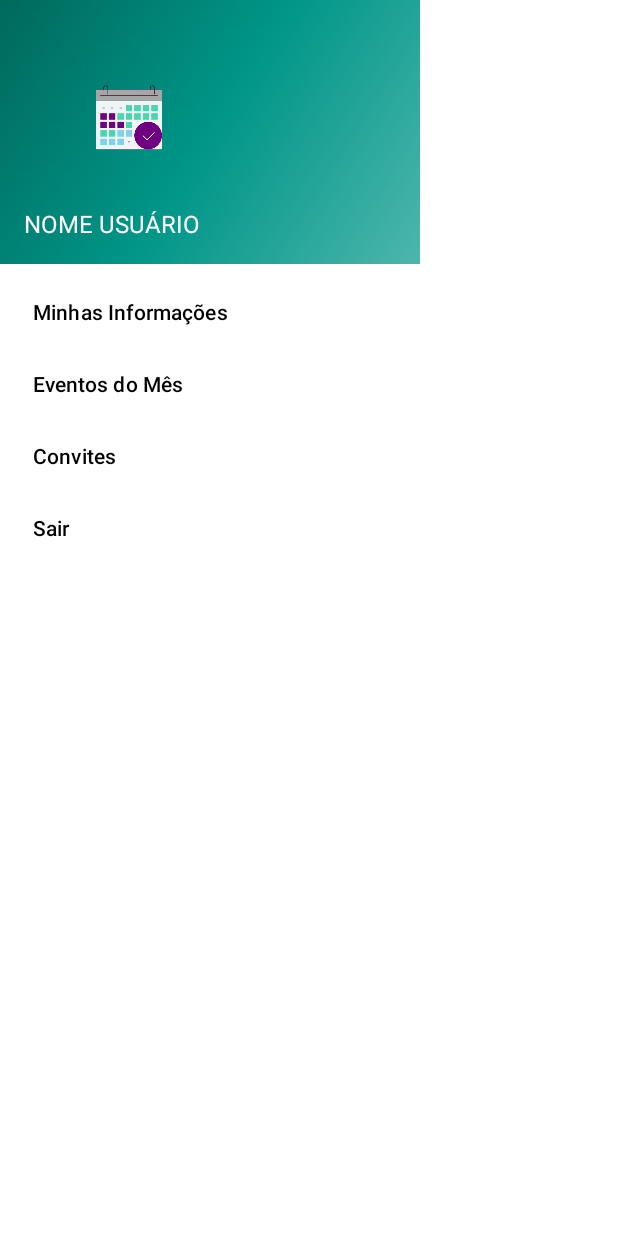
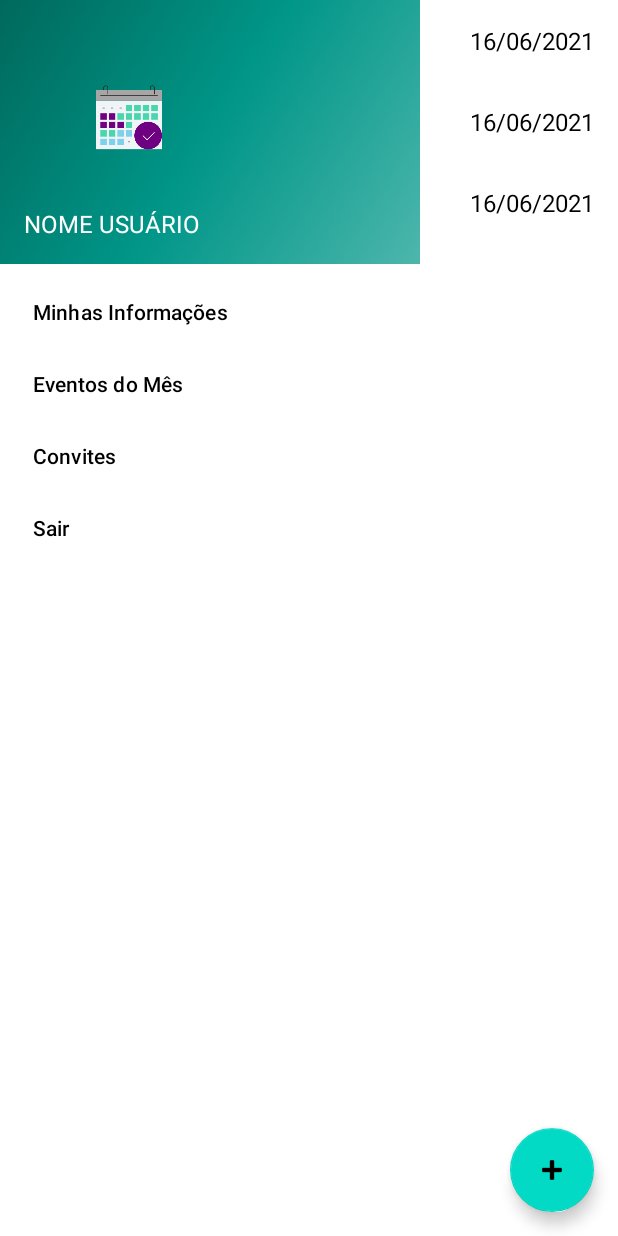
Before and after one commit to NandaPL/DigiAgenda, an Android app: the layout activity_home.xml on its own in the app's theme, with its tools: preview values and no code run, on a phone screen of 412 x 824 dp. Run offline under Robolectric (Android 15) with nearby library versions, the light colour scheme and no system bars.

Commit message:
feat: adiciona item / fix: ajuste activity home
Criação dos itens de evento para listagem e ajuste da tela principal da aplicação

```diff
--- a/DigiAgenda/app/build.gradle
+++ b/DigiAgenda/app/build.gradle
@@ -44,4 +44,10 @@ dependencies {
 
     implementation "androidx.room:room-runtime:$room_version"
     kapt "androidx.room:room-compiler:$room_version"
+
+    implementation 'androidx.navigation:navigation-fragment-ktx:2.3.5'
+    implementation 'androidx.navigation:navigation-ui-ktx:2.3.5'
+    implementation 'androidx.legacy:legacy-support-v4:1.0.0'
+    implementation 'com.google.gms:google-services:4.3.5'
+    implementation 'com.google.code.gson:gson:2.8.6'
 }
--- a/DigiAgenda/app/src/main/res/layout/activity_home.xml
+++ b/DigiAgenda/app/src/main/res/layout/activity_home.xml
@@ -7,13 +7,34 @@
     android:layout_height="match_parent"
     tools:context=".ui.home.HomeActivity">
 
+    <androidx.recyclerview.widget.RecyclerView
+        android:id="@+id/lista_eventos"
+        android:layout_width="0dp"
+        tools:itemCount="3"
+        android:layout_height="0dp"
+        tools:listitem="@layout/item_evento"
+        app:layout_constraintBottom_toBottomOf="parent"
+        app:layout_constraintEnd_toEndOf="parent"
+        app:layout_constraintStart_toStartOf="parent"
+        app:layout_constraintTop_toTopOf="parent" />
+
+    <com.google.android.material.floatingactionbutton.FloatingActionButton
+        android:id="@+id/adiciona_evento"
+        android:layout_width="wrap_content"
+        android:layout_height="86dp"
+        android:layout_gravity="bottom|end"
+        android:layout_margin="16dp"
+        app:layout_constraintBottom_toBottomOf="parent"
+        app:layout_constraintEnd_toEndOf="parent"
+        app:srcCompat="@android:drawable/ic_input_add" />
+
     <com.google.android.material.navigation.NavigationView
         android:id="@+id/menu_navegacao"
         android:layout_width="wrap_content"
         android:layout_height="match_parent"
         android:layout_gravity="start"
         android:fitsSystemWindows="true"
-        app:headerLayout="@layout/nav_header_main"
+        app:headerLayout="@layout/menu_lateral_header"
         app:layout_constraintStart_toStartOf="parent"
         app:layout_constraintTop_toTopOf="parent"
         app:menu="@menu/menu" />
--- a/DigiAgenda/app/src/main/res/layout/app_bar_home.xml
+++ /dev/null
@@ -1,8 +0,0 @@
-<?xml version="1.0" encoding="utf-8"?>
-<androidx.constraintlayout.widget.ConstraintLayout xmlns:android="http://schemas.android.com/apk/res/android"
-    android:layout_width="match_parent"
-    android:layout_height="match_parent">
-
-
-
-</androidx.constraintlayout.widget.ConstraintLayout>
--- a/DigiAgenda/app/src/main/res/layout/content_main.xml
+++ /dev/null
@@ -1,11 +0,0 @@
-<?xml version="1.0" encoding="utf-8"?>
-<androidx.constraintlayout.widget.ConstraintLayout xmlns:android="http://schemas.android.com/apk/res/android"
-    android:layout_width="match_parent"
-    android:layout_height="match_parent"
-    xmlns:app="http://schemas.android.com/apk/res-auto"
-    xmlns:tools="http://schemas.android.com/tools"
-    tools:showIn="@layout/app_bar_home"
-    app:layout_behavior="@string/appbar_scrolling_view_behavior">
-
-
-</androidx.constraintlayout.widget.ConstraintLayout>
--- /dev/null
+++ b/DigiAgenda/app/src/main/res/layout/item_evento.xml
@@ -0,0 +1,35 @@
+<?xml version="1.0" encoding="utf-8"?>
+<androidx.constraintlayout.widget.ConstraintLayout xmlns:android="http://schemas.android.com/apk/res/android"
+    xmlns:tools="http://schemas.android.com/tools"
+    android:layout_width="match_parent"
+    android:layout_height="wrap_content"
+    xmlns:app="http://schemas.android.com/apk/res-auto">
+
+    <TextView
+        android:id="@+id/item_titulo_evento"
+        android:layout_width="wrap_content"
+        android:layout_height="wrap_content"
+        android:layout_marginStart="16dp"
+        android:layout_marginTop="16dp"
+        android:layout_marginBottom="16dp"
+        android:fontFamily="sans-serif-medium"
+        android:text="@string/titulo_placeholder"
+        android:textColor="@color/black"
+        android:textSize="16sp"
+        app:layout_constraintBottom_toBottomOf="parent"
+        app:layout_constraintStart_toStartOf="parent"
+        app:layout_constraintTop_toTopOf="parent" />
+
+    <TextView
+        android:id="@+id/item_data_evento"
+        android:layout_width="wrap_content"
+        android:layout_height="wrap_content"
+        android:layout_marginEnd="16dp"
+        android:text="@string/data_placeholder"
+        android:textColor="@color/black"
+        android:textSize="16sp"
+        app:layout_constraintBottom_toBottomOf="@+id/item_titulo_evento"
+        app:layout_constraintEnd_toEndOf="parent"
+        app:layout_constraintTop_toTopOf="@+id/item_titulo_evento" />
+
+</androidx.constraintlayout.widget.ConstraintLayout>
--- a/DigiAgenda/app/src/main/res/values/strings.xml
+++ b/DigiAgenda/app/src/main/res/values/strings.xml
@@ -22,4 +22,6 @@
     <string name="default_username">NOME USUÁRIO</string>
     <string name="PREF_USER_DATA">USUARIO</string>
     <string name="PREF_USER_FIRST_USE">PRIMEIRO_USO</string>
+    <string name="titulo_placeholder">Reunião de Sprint 1</string>
+    <string name="data_placeholder">16/06/2021</string>
 </resources>
```
Also changed, not shown: DigiAgenda/app/src/main/res/layout/menu_lateral_header.xml (renamed from DigiAgenda/app/src/main/res/layout/nav_header_main.xml).
